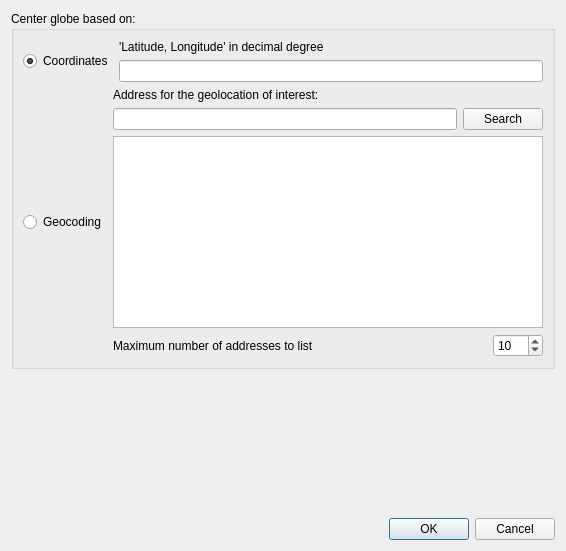
This is globe_builder_dialog_base.ui in GispoCoding/GlobeBuilder as Qt 5 draws it before an edit. The edited form follows.
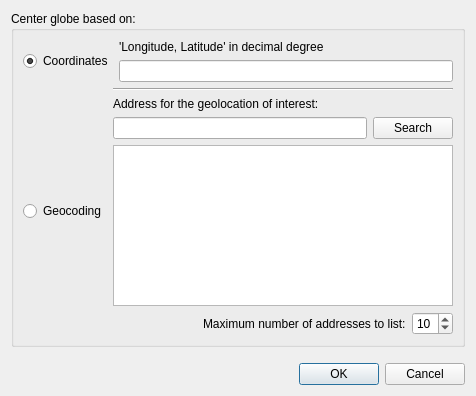
This is the edited form. Icons and pictures are not drawn.

Commit message: Change to dict instead of ordered tuple to hold origo

Diff of the .ui file:
```diff
--- a/globe_builder_dialog_base.ui
+++ b/globe_builder_dialog_base.ui
@@ -6,8 +6,8 @@
    <rect>
        <x>0</x>
        <y>0</y>
-       <width>566</width>
-       <height>551</height>
+          <width>476</width>
+          <height>396</height>
    </rect>
   </property>
   <property name="windowTitle">
@@ -44,7 +44,7 @@
               <item>
                <widget class="QLabel" name="label_2">
                 <property name="text">
-                 <string>'Latitude, Longitude' in decimal degree</string>
+                    <string>'Longitude, Latitude' in decimal degree</string>
                 </property>
                </widget>
               </item>
@@ -66,6 +66,13 @@
             </item>
             <item>
              <layout class="QVBoxLayout" name="verticalLayout_2">
+                    <item>
+                        <widget class="Line" name="line">
+                            <property name="orientation">
+                                <enum>Qt::Horizontal</enum>
+                            </property>
+                        </widget>
+                    </item>
               <item>
                <widget class="QLabel" name="label_3">
                 <property name="text">
@@ -92,6 +99,19 @@
                  </item>
                  <item>
                      <layout class="QHBoxLayout" name="horizontalLayout_2">
+                            <item>
+                                <spacer name="horizontalSpacer_2">
+                                    <property name="orientation">
+                                        <enum>Qt::Horizontal</enum>
+                                    </property>
+                                    <property name="sizeHint" stdset="0">
+                                        <size>
+                                            <width>40</width>
+                                            <height>20</height>
+                                        </size>
+                                    </property>
+                                </spacer>
+                            </item>
                          <item>
                              <widget class="QLabel" name="label_4">
                                  <property name="sizePolicy">
@@ -101,7 +121,7 @@
                                      </sizepolicy>
                                  </property>
                                  <property name="text">
-                                     <string>Maximum number of addresses to list</string>
+                                        <string>Maximum number of addresses to list:</string>
                                  </property>
                              </widget>
                          </item>
```
Left out of the diff: 2 changed lines with no effect on the pictures. Lines whose indentation alone changed are shown as unchanged. The commit also changes 2 other files.
